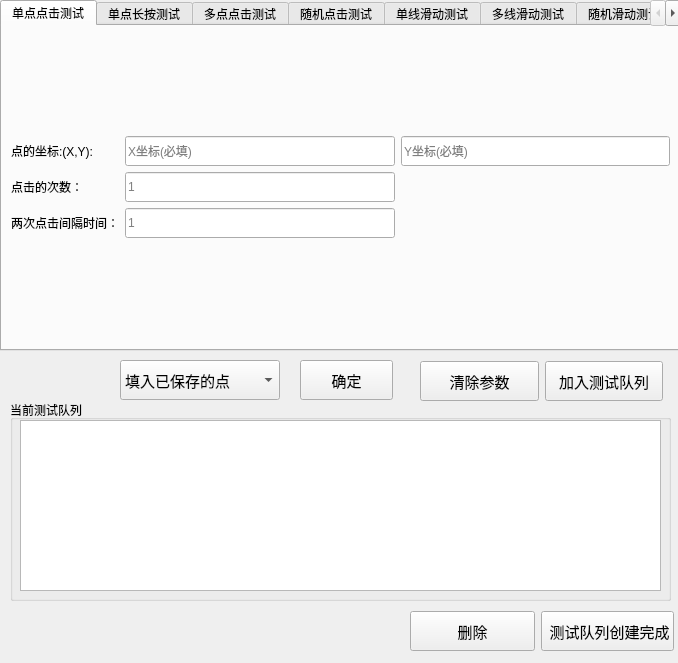
Old version of the form GUI/main_ui_test/test_ui_d/add_test_ui.ui in the repository buaanostop/-.
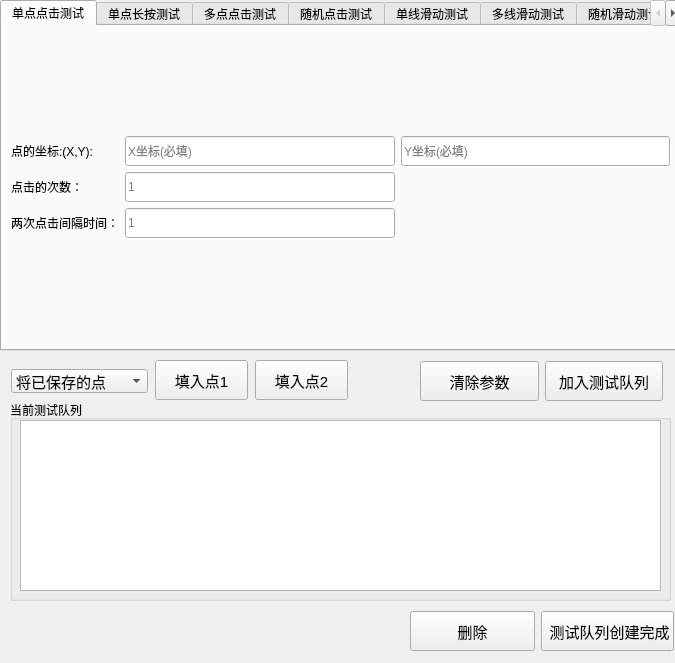
New version of the form. The open tabs and pages were chosen to show the change.

Patch:
```diff
--- a/GUI/main_ui_test/test_ui_d/add_test_ui.ui
+++ b/GUI/main_ui_test/test_ui_d/add_test_ui.ui
@@ -6,7 +6,7 @@
    <rect>
     <x>0</x>
     <y>0</y>
-    <width>678</width>
+    <width>675</width>
     <height>663</height>
    </rect>
   </property>
@@ -1977,7 +1977,7 @@
   <widget class="QPushButton" name="addPointConfirmButton">
    <property name="geometry">
     <rect>
-     <x>300</x>
+     <x>155</x>
      <y>360</y>
      <width>93</width>
      <height>40</height>
@@ -2001,28 +2001,28 @@
     </font>
    </property>
    <property name="text">
-    <string>确定</string>
+    <string>填入点1</string>
    </property>
   </widget>
   <widget class="QComboBox" name="choosePointBox">
    <property name="geometry">
     <rect>
-     <x>120</x>
-     <y>360</y>
-     <width>160</width>
-     <height>40</height>
+     <x>11</x>
+     <y>369</y>
+     <width>137</width>
+     <height>24</height>
     </rect>
    </property>
    <property name="minimumSize">
     <size>
-     <width>160</width>
-     <height>40</height>
+     <width>0</width>
+     <height>0</height>
     </size>
    </property>
    <property name="maximumSize">
     <size>
-     <width>160</width>
-     <height>40</height>
+     <width>16777215</width>
+     <height>16777215</height>
     </size>
    </property>
    <property name="font">
@@ -2032,10 +2032,40 @@
    </property>
    <item>
     <property name="text">
-     <string>填入已保存的点</string>
+     <string>将已保存的点</string>
     </property>
    </item>
   </widget>
+  <widget class="QPushButton" name="addPointConfirmButton_2">
+   <property name="geometry">
+    <rect>
+     <x>255</x>
+     <y>360</y>
+     <width>93</width>
+     <height>40</height>
+    </rect>
+   </property>
+   <property name="minimumSize">
+    <size>
+     <width>0</width>
+     <height>40</height>
+    </size>
+   </property>
+   <property name="maximumSize">
+    <size>
+     <width>16777215</width>
+     <height>40</height>
+    </size>
+   </property>
+   <property name="font">
+    <font>
+     <pointsize>11</pointsize>
+    </font>
+   </property>
+   <property name="text">
+    <string>填入点2</string>
+   </property>
+  </widget>
  </widget>
  <tabstops>
   <tabstop>v_r_drag_start_p_x</tabstop>
```
Left out of the diff: 55 changed lines with no effect on the pictures.
